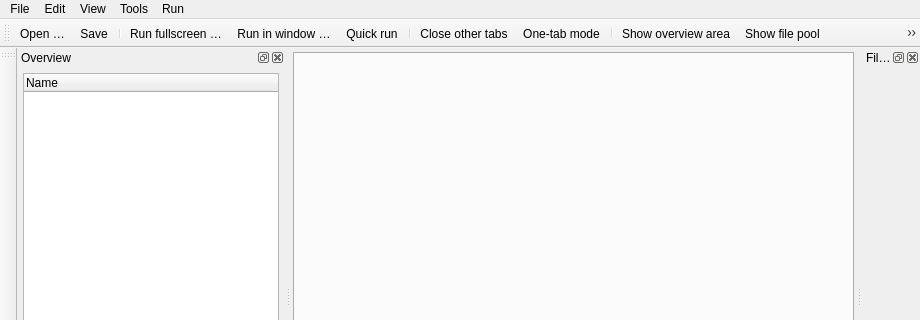
open-cogsci/OpenSesame, file resources/ui/misc/main_window.ui: the form before one commit; both pictures show x 0 to 920 and y 0 to 320 of the 920 by 773 pixel window.
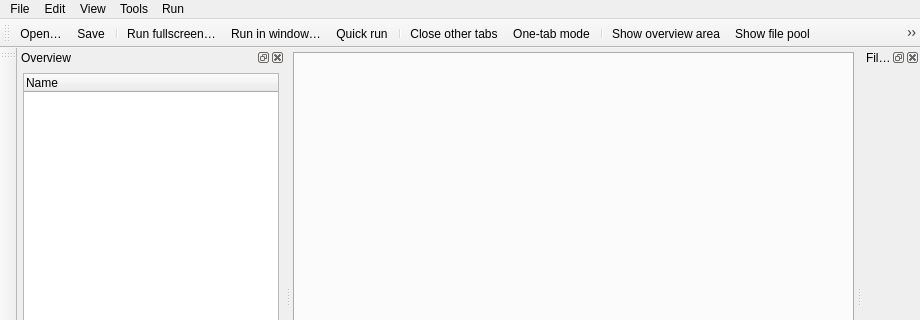
The form after the commit. Icons and pictures are not drawn. Custom widgets are drawn as their Qt base class.

The edit to the form file:
```diff
--- a/resources/ui/misc/main_window.ui
+++ b/resources/ui/misc/main_window.ui
@@ -352,7 +352,7 @@
      <normaloff>:/icons/open_large.png</normaloff>:/icons/open_large.png</iconset>
    </property>
    <property name="text">
-    <string>Open …</string>
+    <string>Open…</string>
    </property>
    <property name="toolTip">
     <string>Open an experiment</string>
@@ -405,7 +405,7 @@
   </action>
   <action name="action_run">
    <property name="text">
-    <string>Run fullscreen …</string>
+    <string>Run fullscreen…</string>
    </property>
    <property name="toolTip">
     <string>Run experiment in fullscreen</string>
@@ -443,7 +443,7 @@
   </action>
   <action name="action_run_in_window">
    <property name="text">
-    <string>Run in window …</string>
+    <string>Run in window…</string>
    </property>
    <property name="toolTip">
     <string>Run experiment in window</string>
```
Left out of the diff: 22 changed lines with no effect on the pictures.
